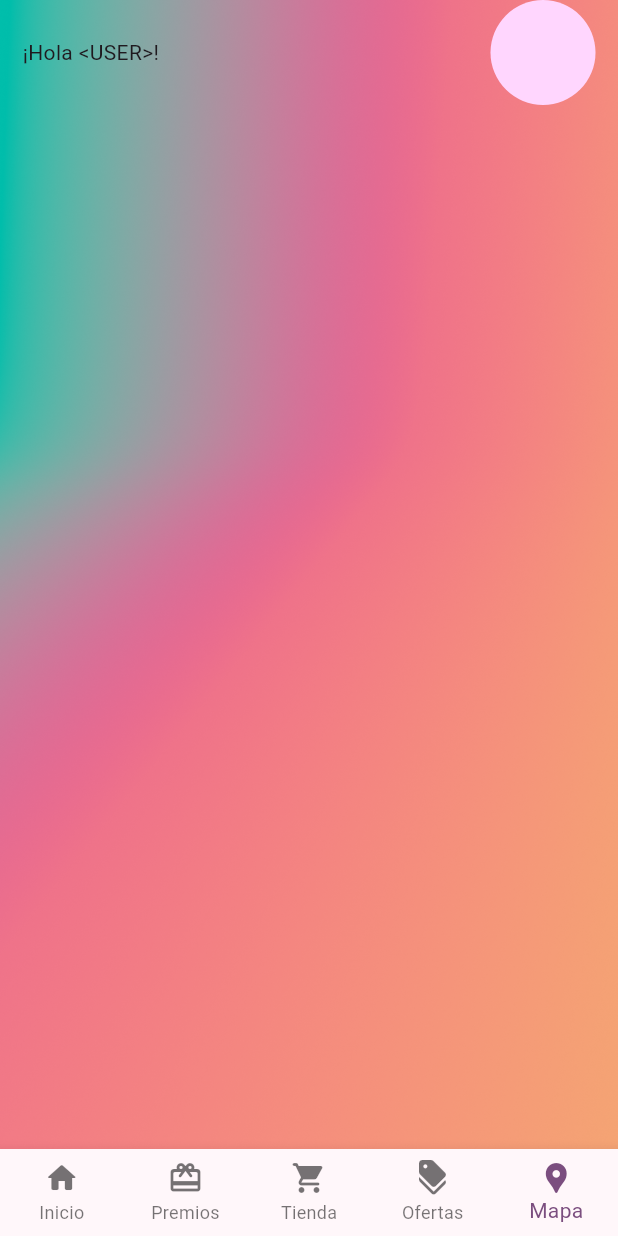
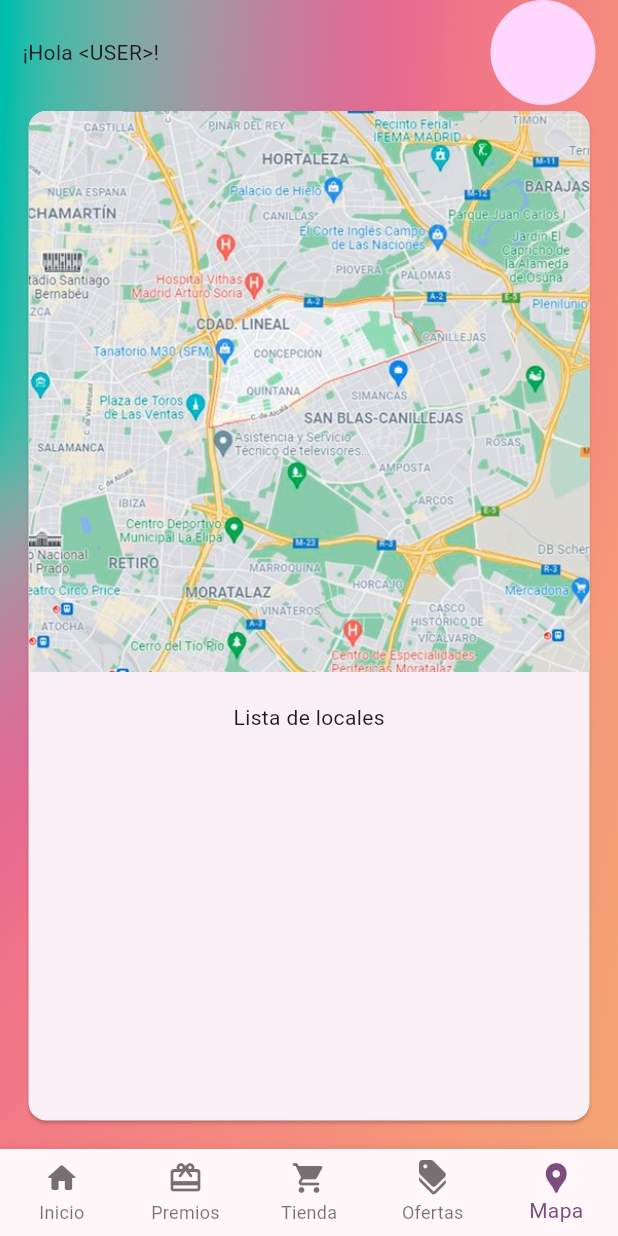
Before and after one commit to TonyUrena/Proyecto-Final-Tony-Urena-Fortuno, a Flutter app: the MenuScreen screen opened by its route, item 5 of the bottom bar chosen, on a phone screen of 412 x 824 dp. Run offline on Flutter 3.47's test engine with Material 3 defaults, Android fonts, the phone set to English and light mode, and no system bars.

Commit message:
Implementada pantalla temporal para Mapa

```diff
--- /dev/null
+++ b/lib/map_screen.dart
@@ -0,0 +1,35 @@
+import 'package:cococuya_app/custom_widgets.dart';
+import 'package:cococuya_app/product.dart';
+import 'package:flutter/material.dart';
+
+class MapScreen extends StatefulWidget {
+  List<Product> productList;
+
+  MapScreen({super.key, required this.productList});
+
+  @override
+  State<StatefulWidget> createState() => _MapScreenState();
+}
+
+class _MapScreenState extends State<MapScreen> {
+  @override
+  Widget build(BuildContext context) {
+    return Column(
+      children: [
+        const Row(
+          mainAxisAlignment: MainAxisAlignment.spaceBetween,
+          children: [
+            Text("¡Hola <USER>!"),
+            CircleAvatar(radius: 35),
+          ],
+        ),
+        Expanded(
+          child: HomeCard(
+            label: "Lista de locales",
+            imageUrl: 'assets/map_placeholder.jpg',
+          )
+        ),
+      ],
+    );
+  }
+}
--- a/lib/menu_screen.dart
+++ b/lib/menu_screen.dart
@@ -1,4 +1,5 @@
 import 'package:cococuya_app/home_screen.dart';
+import 'package:cococuya_app/map_screen.dart';
 import 'package:cococuya_app/product.dart';
 import 'package:cococuya_app/store_screen.dart';
 import 'package:flutter/material.dart';
@@ -36,7 +37,7 @@ class _MenuScreenState extends State<MenuScreen> {
       ),]),
     StoreScreen(productList: []),
     StoreScreen(productList: []),
-    StoreScreen(productList: [])
+    MapScreen(productList: [])
   ];
 
   void _onItemTapped(int index) {
--- a/pubspec.yaml
+++ b/pubspec.yaml
@@ -64,6 +64,7 @@ flutter:
     - assets/bottle_green.png
     - assets/bottle_black.png
     - assets/product00.jpg
+    - assets/map_placeholder.jpg
 
   # An image asset can refer to one or more resolution-specific "variants", see
   # https://flutter.dev/assets-and-images/#resolution-aware
```
Also changed, not shown: assets/map_placeholder.jpg (added), google-maps-22.jpg (deleted).
